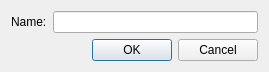
First picture: the form in client/dlgpaneltypeedit.ui, repository tbikfalvi/Belenus, before the edit.
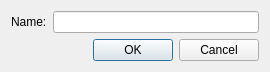
Second picture: the form after the edit.

```diff
--- a/client/dlgpaneltypeedit.ui
+++ b/client/dlgpaneltypeedit.ui
@@ -6,8 +6,8 @@
    <rect>
     <x>0</x>
     <y>0</y>
-    <width>269</width>
-    <height>71</height>
+    <width>270</width>
+    <height>70</height>
    </rect>
   </property>
   <property name="windowTitle">
```
